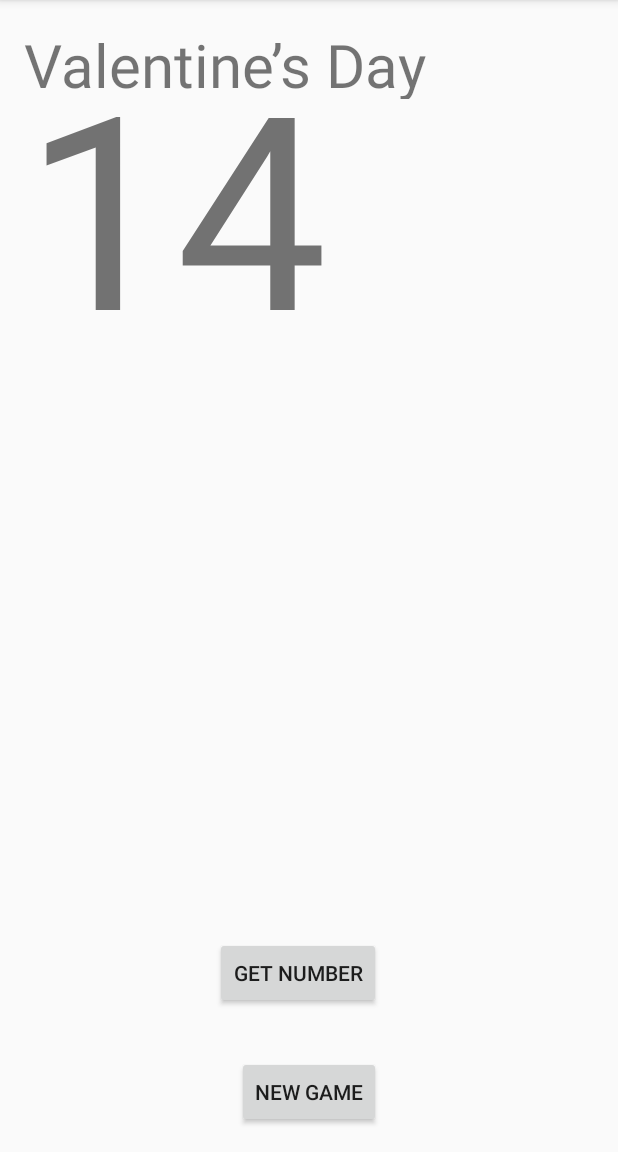
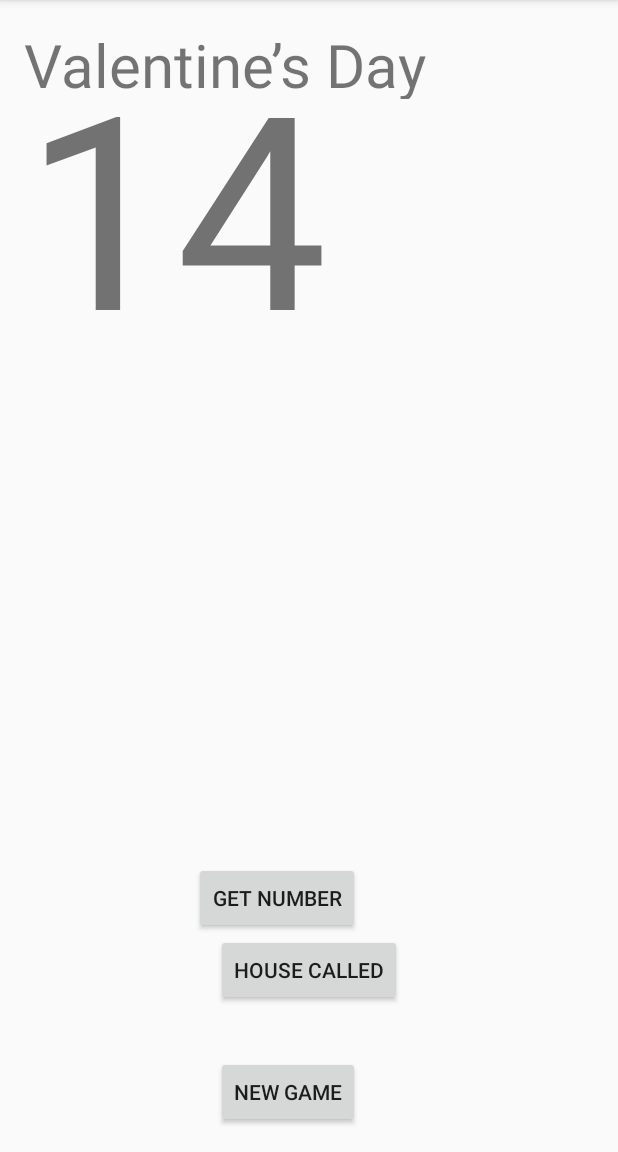
Before and after one commit to waspyfaeleith/android_bingo_machine, an Android app: the screen it shows after launch (BingoNumbersActivity), after a tap on "GET NUMBER", on a phone screen of 412 x 824 dp, the part 84-1236 px from its top. Run offline under Robolectric (Android 15) with nearby library versions, the phone set to English and light mode, and no system bars.

Commit message:
added activity for checking called numbers

```diff
--- a/app/build.gradle
+++ b/app/build.gradle
@@ -25,5 +25,6 @@ dependencies {
         exclude group: 'com.android.support', module: 'support-annotations'
     })
     compile 'com.android.support:appcompat-v7:25.0.1'
+    compile 'com.android.support.constraint:constraint-layout:1.0.2'
     testCompile 'junit:junit:4.12'
 }
--- a/app/src/main/AndroidManifest.xml
+++ b/app/src/main/AndroidManifest.xml
@@ -15,6 +15,10 @@
                 <category android:name="android.intent.category.LAUNCHER" />
             </intent-filter>
         </activity>
+        <activity
+            android:name=".CheckNumbersActivity"
+            android:parentActivityName=".BingoNumbersActivity">
+        </activity>
     </application>
 
 </manifest>
--- a/app/src/main/java/com/example/sandy/bingomachine/BingoNumbers.java
+++ b/app/src/main/java/com/example/sandy/bingomachine/BingoNumbers.java
@@ -1,11 +1,8 @@
 package com.example.sandy.bingomachine;
 
-import android.content.Context;
 import android.util.Log;
-
-import java.io.ByteArrayOutputStream;
-import java.io.IOException;
 import java.io.InputStream;
+import java.io.Serializable;
 import java.util.ArrayList;
 import java.util.Collections;
 import java.util.HashMap;
@@ -15,18 +12,21 @@ import java.util.Scanner;
  * Created by sandy on 19/07/2017.
  */
 
-public class BingoNumbers {
+public class BingoNumbers implements Serializable {
     private ArrayList<Integer> numbers;
+    private ArrayList<Integer> calledNumbers;
     private Scanner fileReader;
     private HashMap<Integer, String> lingo;
 
     public BingoNumbers() {
         this.numbers = new ArrayList<Integer>();
+        this.calledNumbers = new ArrayList<Integer>();
         this.setUpNumbers();
     }
 
     public BingoNumbers(InputStream file) {
         this.numbers = new ArrayList<Integer>();
+        this.calledNumbers = new ArrayList<Integer>();
         this.fileReader = new Scanner(file);
         this.lingo = new HashMap<>();
         this.setUpNumbers();
@@ -34,10 +34,15 @@ public class BingoNumbers {
     }
 
     public Integer getNumber() {
-        Collections.shuffle(numbers);
-        Integer number = numbers.get(0);
-        numbers.remove(0);
+        Collections.shuffle(this.numbers);
+        Integer number = this.numbers.get(0);
+        this.numbers.remove(0);
+        this.calledNumbers.add(number);
         return number;
+    }
+
+    public ArrayList<Integer> getCalledNumbers() {
+        return new ArrayList<>(this.calledNumbers);
     }
 
     public String getLingo(Integer number) {
@@ -50,6 +55,7 @@ public class BingoNumbers {
 
     public void resetNumbers() {
         this.numbers.clear();
+        this.calledNumbers.clear();
         this.setUpNumbers();
     }
 
--- a/app/src/main/res/layout/activity_bingo_numbers.xml
+++ b/app/src/main/res/layout/activity_bingo_numbers.xml
@@ -35,7 +35,8 @@
         android:id="@+id/new_game"
         android:onClick="newGameButtonClicked"
         android:layout_alignParentBottom="true"
-        android:layout_centerHorizontal="true" />
+        android:layout_alignLeft="@+id/houseCalled"
+        android:layout_alignStart="@+id/houseCalled" />
 
     <Button
         android:text="@string/get_number"
@@ -43,8 +44,17 @@
         android:layout_height="wrap_content"
         android:id="@+id/get_number"
         android:onClick="getNumberButtonClick"
-        android:layout_above="@+id/new_game"
         android:layout_alignRight="@+id/new_game"
         android:layout_alignEnd="@+id/new_game"
-        android:layout_marginBottom="31dp" />
+        android:layout_above="@+id/houseCalled" />
+
+    <Button
+        android:text="@string/house_called"
+        android:layout_width="wrap_content"
+        android:layout_height="wrap_content"
+        android:id="@+id/houseCalled"
+        android:onClick="houseCalledButtonClick"
+        android:layout_marginBottom="33dp"
+        android:layout_above="@+id/new_game"
+        android:layout_centerHorizontal="true" />
 </RelativeLayout>
--- a/app/src/main/res/values/strings.xml
+++ b/app/src/main/res/values/strings.xml
@@ -3,4 +3,5 @@
     <string name="next_number">Your next number is...</string>
     <string name="get_number">Get Number</string>
     <string name="new_game">New Game</string>
+    <string name="house_called">House Called</string>
 </resources>
```
Also changed, not shown: app/src/main/java/com/example/sandy/bingomachine/BingoNumbersActivity.java (+7 -0 lines), app/src/main/java/com/example/sandy/bingomachine/CheckNumbersActivity.java (added, +42 -0 lines), app/src/main/java/com/example/sandy/bingomachine/NumberGridAdapter.java (added, +46 -0 lines), app/src/main/res/layout/activity_check_numbers.xml (added, +20 -0 lines), app/src/main/res/layout/number_grid_item.xml (added, +12 -0 lines).
